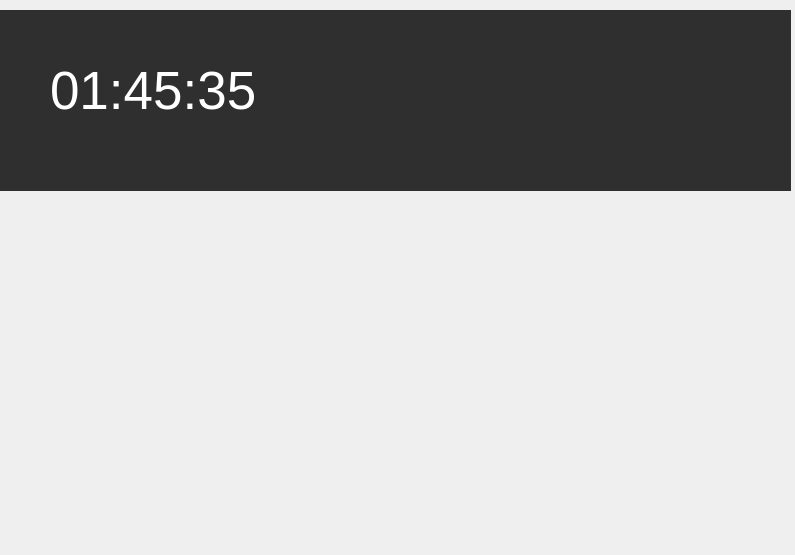
Old version of the form app/mainwindow.ui in the repository navrocky/OpenTimeTracker.
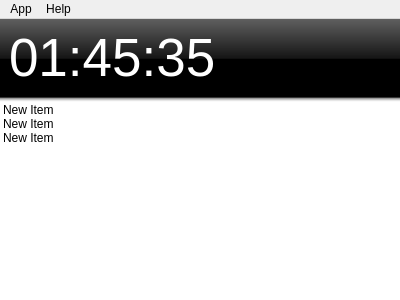
New version of the form.

Commit message: + model basics + plugin basics + option dialog concept + main window concept

Diff of the .ui file:
```diff
--- a/app/mainwindow.ui
+++ b/app/mainwindow.ui
@@ -6,99 +6,40 @@
    <rect>
     <x>0</x>
     <y>0</y>
-    <width>795</width>
-    <height>555</height>
+    <width>400</width>
+    <height>300</height>
    </rect>
   </property>
   <property name="windowTitle">
    <string>Open Time Tracker</string>
   </property>
   <widget class="QWidget" name="centralwidget">
-   <widget class="QWidget" name="widget" native="true">
-    <property name="geometry">
-     <rect>
-      <x>0</x>
-      <y>10</y>
-      <width>791</width>
-      <height>181</height>
-     </rect>
+   <layout class="QVBoxLayout" name="verticalLayout">
+    <property name="spacing">
+     <number>0</number>
     </property>
-    <property name="palette">
-     <palette>
-      <active>
-       <colorrole role="Base">
-        <brush brushstyle="SolidPattern">
-         <color alpha="255">
-          <red>255</red>
-          <green>255</green>
-          <blue>255</blue>
-         </color>
-        </brush>
-       </colorrole>
-       <colorrole role="Window">
-        <brush brushstyle="SolidPattern">
-         <color alpha="255">
-          <red>47</red>
-          <green>47</green>
-          <blue>47</blue>
-         </color>
-        </brush>
-       </colorrole>
-      </active>
-      <inactive>
-       <colorrole role="Base">
-        <brush brushstyle="SolidPattern">
-         <color alpha="255">
-          <red>255</red>
-          <green>255</green>
-          <blue>255</blue>
-         </color>
-        </brush>
-       </colorrole>
-       <colorrole role="Window">
-        <brush brushstyle="SolidPattern">
-         <color alpha="255">
-          <red>47</red>
-          <green>47</green>
-          <blue>47</blue>
-         </color>
-        </brush>
-       </colorrole>
-      </inactive>
-      <disabled>
-       <colorrole role="Base">
-        <brush brushstyle="SolidPattern">
-         <color alpha="255">
-          <red>47</red>
-          <green>47</green>
-          <blue>47</blue>
-         </color>
-        </brush>
-       </colorrole>
-       <colorrole role="Window">
-        <brush brushstyle="SolidPattern">
-         <color alpha="255">
-          <red>47</red>
-          <green>47</green>
-          <blue>47</blue>
-         </color>
-        </brush>
-       </colorrole>
-      </disabled>
-     </palette>
+    <property name="leftMargin">
+     <number>0</number>
     </property>
-    <property name="autoFillBackground">
-     <bool>true</bool>
+    <property name="topMargin">
+     <number>0</number>
     </property>
+    <property name="rightMargin">
+     <number>0</number>
+    </property>
+    <property name="bottomMargin">
+     <number>0</number>
+    </property>
+    <item>
+     <widget class="QWidget" name="clockPanel" native="true">
+      <property name="styleSheet">
+       <string notr="true">#clockPanel {
+background-color: qlineargradient(spread:pad, x1:0, y1:0, x2:0, y2:1, stop:0 rgba(95, 95, 95, 255), stop:0.505102 rgba(21, 21, 21, 255), stop:0.509918 rgba(0, 0, 0, 255), stop:1 rgba(0, 0, 0, 255));
+}</string>
+      </property>
+      <layout class="QHBoxLayout" name="horizontalLayout">
+       <item>
     <widget class="QLabel" name="label">
-     <property name="geometry">
-      <rect>
-       <x>50</x>
-       <y>40</y>
-       <width>451</width>
-       <height>81</height>
-      </rect>
-     </property>
      <property name="palette">
       <palette>
        <active>
@@ -145,8 +86,101 @@
       <string>01:45:35</string>
      </property>
     </widget>
-   </widget>
-  </widget>
+       </item>
+      </layout>
+     </widget>
+    </item>
+    <item>
+     <widget class="QWidget" name="widget_2" native="true">
+      <property name="minimumSize">
+       <size>
+        <width>0</width>
+        <height>6</height>
+       </size>
+      </property>
+      <property name="autoFillBackground">
+       <bool>false</bool>
+      </property>
+      <property name="styleSheet">
+       <string notr="true">background-color: qlineargradient(spread:pad, x1:0, y1:0, x2:0, y2:1, stop:0 rgba(0, 0, 0, 255), stop:0.22449 rgba(149, 149, 149, 255), stop:0.515306 rgba(222, 222, 222, 255), stop:0.795918 rgba(255, 255, 255, 255), stop:1 rgba(255, 255, 255, 255));</string>
+      </property>
+      <zorder>listWidget</zorder>
+     </widget>
+    </item>
+    <item>
+     <widget class="QListWidget" name="listWidget">
+      <property name="frameShape">
+       <enum>QFrame::NoFrame</enum>
+      </property>
+      <property name="frameShadow">
+       <enum>QFrame::Plain</enum>
+      </property>
+      <item>
+       <property name="text">
+        <string>New Item</string>
+       </property>
+      </item>
+      <item>
+       <property name="text">
+        <string>New Item</string>
+       </property>
+      </item>
+      <item>
+       <property name="text">
+        <string>New Item</string>
+       </property>
+      </item>
+     </widget>
+    </item>
+   </layout>
+  </widget>
+  <widget class="QMenuBar" name="menuBar">
+   <property name="geometry">
+    <rect>
+     <x>0</x>
+     <y>0</y>
+     <width>400</width>
+     <height>23</height>
+    </rect>
+   </property>
+   <widget class="QMenu" name="menuApp">
+    <property name="title">
+     <string>App</string>
+    </property>
+    <addaction name="actionOptions"/>
+    <addaction name="separator"/>
+    <addaction name="actionExit"/>
+   </widget>
+   <widget class="QMenu" name="menuHelp">
+    <property name="title">
+     <string>Help</string>
+    </property>
+    <addaction name="actionAbout"/>
+   </widget>
+   <addaction name="menuApp"/>
+   <addaction name="menuHelp"/>
+  </widget>
+  <action name="actionExit">
+   <property name="text">
+    <string>Exit</string>
+   </property>
+   <property name="shortcut">
+    <string>Ctrl+Q</string>
+   </property>
+  </action>
+  <action name="actionOptions">
+   <property name="text">
+    <string>Options</string>
+   </property>
+   <property name="shortcut">
+    <string>Ctrl+O</string>
+   </property>
+  </action>
+  <action name="actionAbout">
+   <property name="text">
+    <string>About</string>
+   </property>
+  </action>
  </widget>
  <resources/>
  <connections/>
```
Left out of the diff: 19 changed lines with no effect on the pictures. Lines whose indentation alone changed are shown as unchanged. The commit also changes 30 other files.
